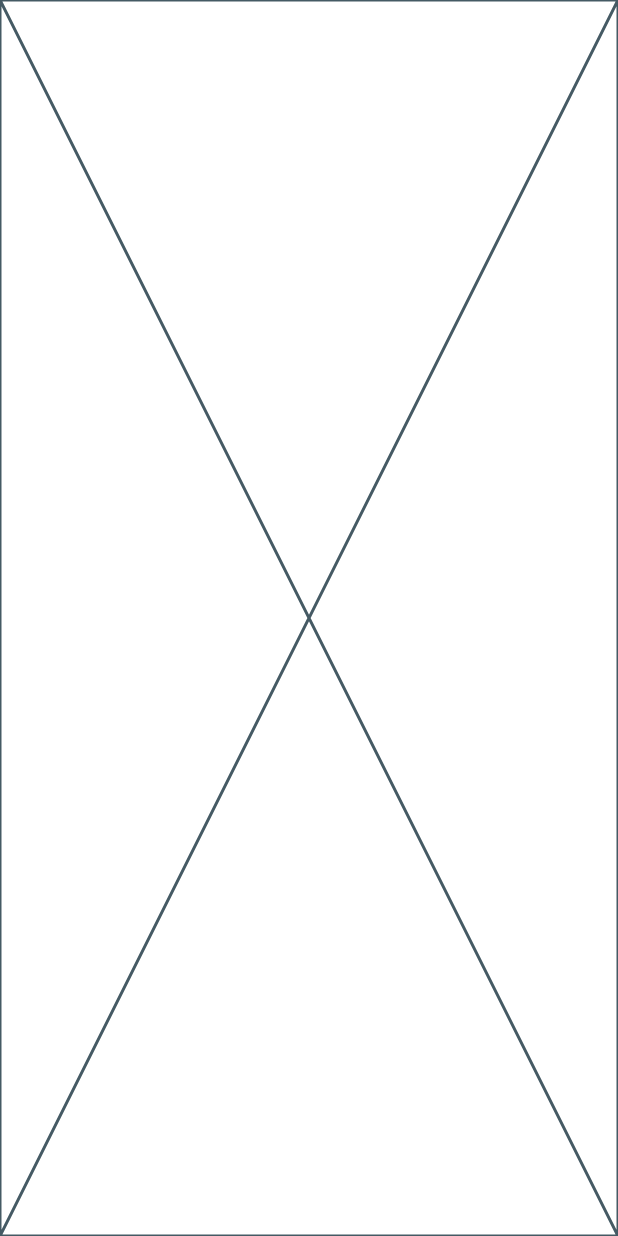
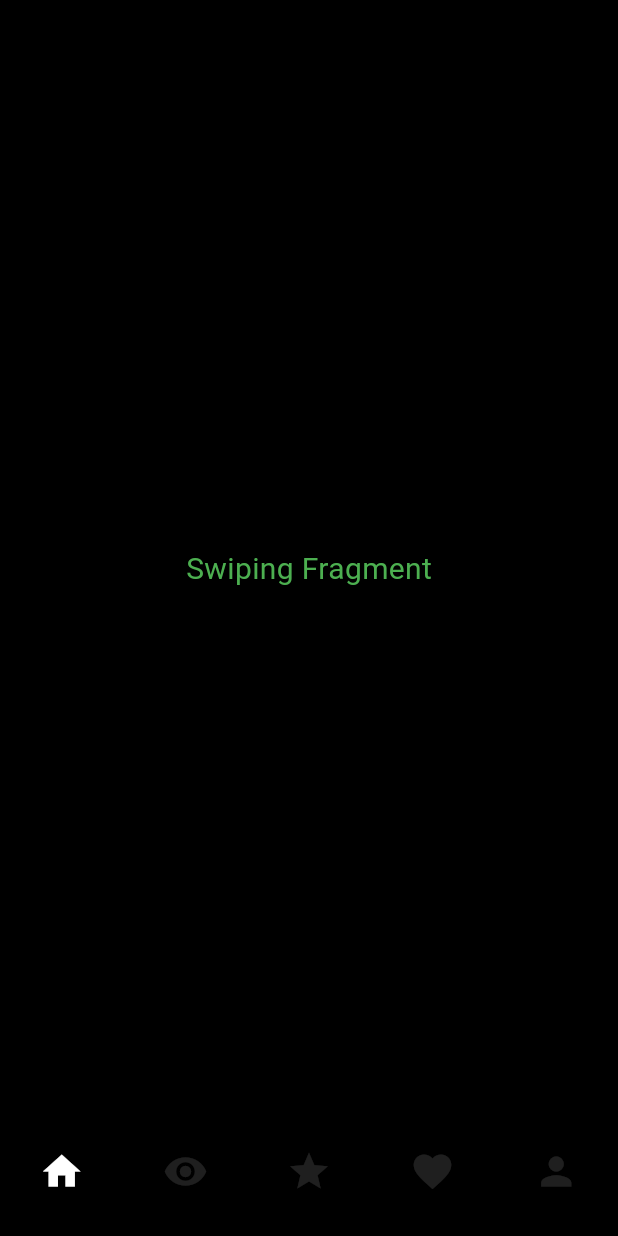
Before and after one commit to reypryma/tinker_clone, a Flutter app: the screen it shows once a user with an empty profile is signed in, on a phone screen of 412 x 824 dp. Run offline on Flutter 3.47's test engine with Material 3 defaults, Android fonts, the phone set to English and light mode, and no system bars; our stand-ins replace cloud_firestore, firebase_auth, firebase_core, firebase_storage, get, image_picker; accounts and stored records are empty; generated files the repository leaves out were written again.

Commit message:
add tabs navigation home

```diff
--- /dev/null
+++ b/lib/ui/screens/home/fragments/swipping_fragment.dart
@@ -0,0 +1,27 @@
+import 'package:flutter/material.dart';
+
+class SwipingFragment extends StatefulWidget
+{
+  const SwipingFragment({super.key});
+
+  @override
+  State<SwipingFragment> createState() => _SwipingFragmentState();
+}
+
+class _SwipingFragmentState extends State<SwipingFragment>
+{
+  @override
+  Widget build(BuildContext context) {
+    return const Scaffold(
+      body: Center(
+        child: Text(
+          "Swiping Fragment",
+          style: TextStyle(
+            color: Colors.green,
+            fontSize: 20,
+          ),
+        ),
+      ),
+    );
+  }
+}
--- a/lib/ui/screens/home/home_screen.dart
+++ b/lib/ui/screens/home/home_screen.dart
@@ -1,10 +1,97 @@
 import 'package:flutter/material.dart';
 
-class HomeScreen extends StatelessWidget {
+import 'fragments/favorite_sent_fragment.dart';
+import 'fragments/like_sent_fragment.dart';
+import 'fragments/swipping_fragment.dart';
+import 'fragments/user_info_fragment.dart';
+import 'fragments/view_sent_fragment.dart';
+
+class HomeScreen extends StatefulWidget {
   const HomeScreen({super.key});
 
   @override
+  State<HomeScreen> createState() => _HomeScreenState();
+}
+
+class _HomeScreenState extends State<HomeScreen>
+{
+  int screenIndex = 0;
+
+  List tabScreensList =
+  [
+    const SwipingFragment(),
+    const LikeSentLikeReceivedFragment(),
+    const ViewSentViewReceivedFragment(),
+    const FavoriteSentFavoriteReceivedFragment(),
+    const LikeSentLikeReceivedFragment(),
+    const UserInfoFragment(),
+  ];
+
+  @override
   Widget build(BuildContext context) {
-    return const Placeholder();
+    return Scaffold(
+      bottomNavigationBar: BottomNavigationBar(
+        onTap: (indexNumber)
+        {
+          setState(() {
+            screenIndex = indexNumber;
+          });
+        },
+        type: BottomNavigationBarType.fixed,
+        backgroundColor: Colors.black,
+        selectedItemColor: Colors.white,
+        unselectedItemColor: Colors.white12,
+        currentIndex: screenIndex,
+        items: const [
+
+          //SwippingScreen
+          BottomNavigationBarItem(
+              icon: Icon(
+                Icons.home,
+                size: 30,
+              ),
+              label: ""
+          ),
+
+          //viewSentViewReceived icon button
+          BottomNavigationBarItem(
+              icon: Icon(
+                Icons.remove_red_eye,
+                size: 30,
+              ),
+              label: ""
+          ),
+
+          //favoriteSentFavoriteReceived icon button
+          BottomNavigationBarItem(
+              icon: Icon(
+                Icons.star,
+                size: 30,
+              ),
+              label: ""
+          ),
+
+          //likeSentLikeReceived icon button
+          BottomNavigationBarItem(
+              icon: Icon(
+                Icons.favorite,
+                size: 30,
+              ),
+              label: ""
+          ),
+
+          //userDetailsScreen icon button
+          BottomNavigationBarItem(
+              icon: Icon(
+                Icons.person,
+                size: 30,
+              ),
+              label: ""
+          ),
+
+        ],
+      ),
+      body: tabScreensList[screenIndex],
+    );
   }
 }
```
Also changed, not shown: lib/ui/screens/home/fragments/favorite_sent_fragment.dart (added, +27 -0 lines), lib/ui/screens/home/fragments/like_sent_fragment.dart (added, +29 -0 lines), lib/ui/screens/home/fragments/user_info_fragment.dart (added, +53 -0 lines), lib/ui/screens/home/fragments/view_sent_fragment.dart (added, +25 -0 lines).
